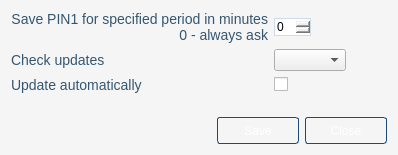
Above: src/ui/SettingsDialog.ui from open-eid/qesteidutil before the change. Below: the same form after it.
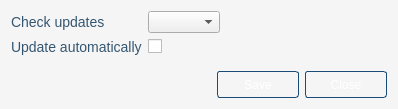
That is the form after the change. Icons and pictures are not drawn.

Diff of the .ui file:
```diff
--- a/src/ui/SettingsDialog.ui
+++ b/src/ui/SettingsDialog.ui
@@ -7,7 +7,7 @@
     <x>0</x>
     <y>0</y>
     <width>398</width>
-    <height>155</height>
+    <height>109</height>
    </rect>
   </property>
   <property name="windowTitle">
@@ -25,24 +25,13 @@
   </property>
   <layout class="QGridLayout" name="SettingsDialogLayout">
    <item row="0" column="0">
-    <widget class="QLabel" name="sessionLabel">
-     <property name="text">
-      <string>Save PIN1 for specified period in minutes
-0 - always ask</string>
-     </property>
-     <property name="alignment">
-      <set>Qt::AlignRight|Qt::AlignTrailing|Qt::AlignVCenter</set>
-     </property>
-    </widget>
-   </item>
-   <item row="1" column="0">
     <widget class="QLabel" name="updateIntervalLabel">
      <property name="text">
       <string>Check updates</string>
      </property>
     </widget>
    </item>
-   <item row="3" column="0">
+   <item row="2" column="0">
     <spacer name="SettingsDialogSpacer">
      <property name="orientation">
       <enum>Qt::Vertical</enum>
@@ -55,7 +44,7 @@
      </property>
     </spacer>
    </item>
-   <item row="4" column="0" colspan="2">
+   <item row="3" column="0" colspan="2">
     <widget class="QDialogButtonBox" name="buttonBox">
      <property name="orientation">
       <enum>Qt::Horizontal</enum>
@@ -65,37 +54,17 @@
      </property>
     </widget>
    </item>
-   <item row="2" column="0">
+   <item row="1" column="0">
     <widget class="QLabel" name="autoUpdateLabel">
      <property name="text">
       <string>Update automatically</string>
      </property>
     </widget>
    </item>
-   <item row="2" column="1">
+   <item row="1" column="1">
     <widget class="QCheckBox" name="autoUpdate"/>
    </item>
    <item row="0" column="1">
-    <layout class="QHBoxLayout" name="sessionTimeLayout">
-     <item>
-      <widget class="QSpinBox" name="sessionTime"/>
-     </item>
-     <item>
-      <spacer name="sessionTimeSpacer">
-       <property name="orientation">
-        <enum>Qt::Horizontal</enum>
-       </property>
-       <property name="sizeHint" stdset="0">
-        <size>
-         <width>40</width>
-         <height>20</height>
-        </size>
-       </property>
-      </spacer>
-     </item>
-    </layout>
-   </item>
-   <item row="1" column="1">
     <layout class="QHBoxLayout" name="horizontalLayout">
      <item>
       <widget class="QComboBox" name="updateInterval"/>
```
